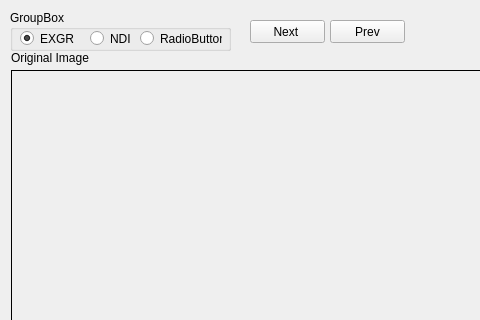
Before: the Qt Designer form main.ui in zaher88abd/Segmenter, drawn with Qt 5; both pictures show x 0 to 480 and y 0 to 320 of the 1235 by 458 pixel window.
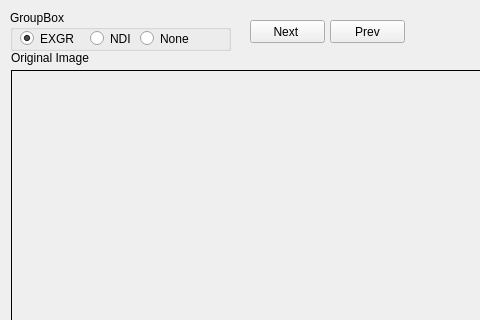
After: the same form once the commit is applied. Icons and pictures are not drawn.

Patch:
```diff
--- a/main.ui
+++ b/main.ui
@@ -122,7 +122,7 @@
      </rect>
     </property>
     <property name="text">
-     <string>RadioButton</string>
+     <string>None</string>
     </property>
    </widget>
   </widget>
```
